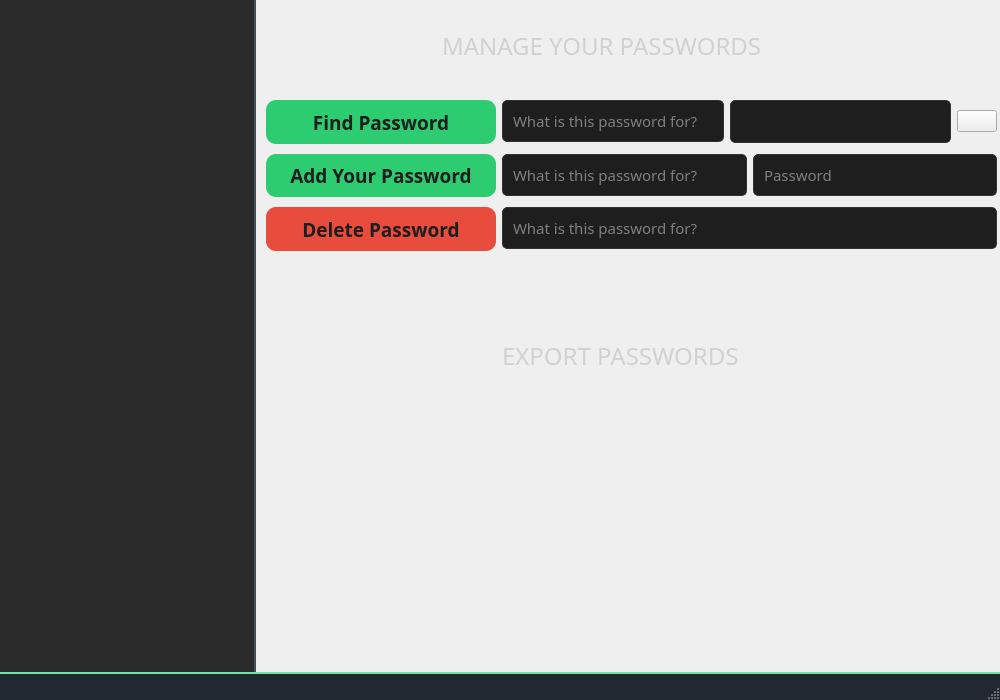
minnesangg/Cerberus, file forms/mainwindow.ui: the form before one commit.
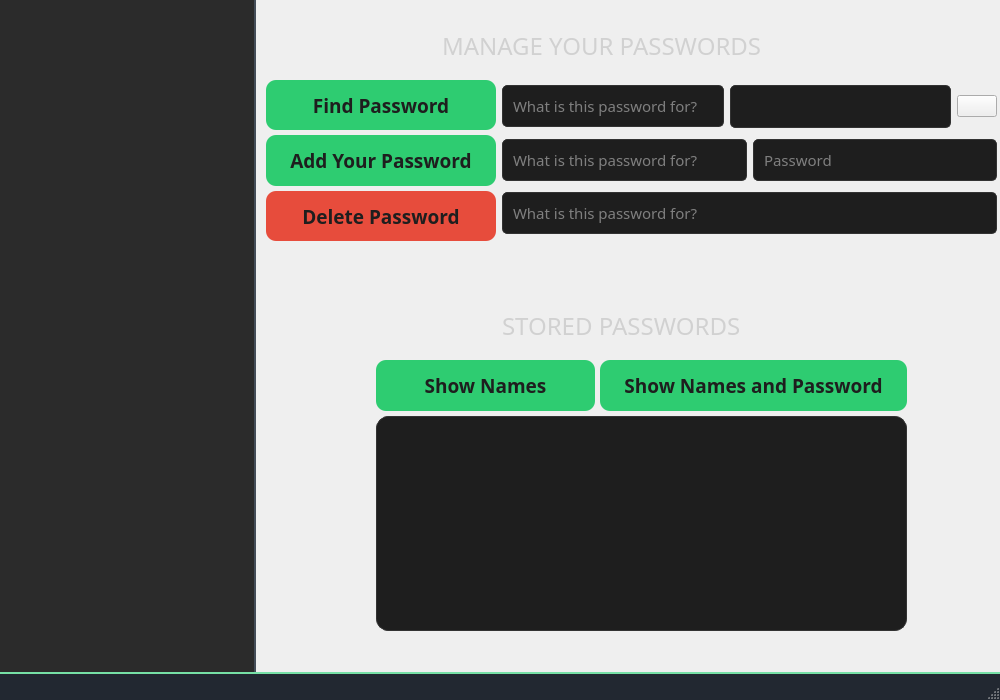
The form after the commit. The open tabs and pages were chosen to show the change. Icons and pictures are not drawn.

Commit message: updated manage-page added show-passwords widgets

```diff
--- a/forms/mainwindow.ui
+++ b/forms/mainwindow.ui
@@ -536,23 +536,23 @@
           <x>10</x>
           <y>80</y>
           <width>731</width>
-          <height>191</height>
+          <height>161</height>
          </rect>
         </property>
         <layout class="QHBoxLayout" name="globalLayout">
          <item>
           <layout class="QVBoxLayout" name="buttonsLayout">
            <property name="spacing">
-            <number>10</number>
+            <number>5</number>
            </property>
            <property name="topMargin">
-            <number>20</number>
+            <number>0</number>
            </property>
            <property name="rightMargin">
             <number>0</number>
            </property>
            <property name="bottomMargin">
-            <number>20</number>
+            <number>0</number>
            </property>
            <item>
             <widget class="QPushButton" name="findButton">
@@ -695,10 +695,10 @@
             <number>0</number>
            </property>
            <property name="topMargin">
-            <number>15</number>
+            <number>0</number>
            </property>
            <property name="bottomMargin">
-            <number>15</number>
+            <number>0</number>
            </property>
            <item>
             <layout class="QHBoxLayout" name="findLayout">
@@ -883,7 +883,7 @@
         <property name="geometry">
          <rect>
           <x>240</x>
-          <y>340</y>
+          <y>310</y>
           <width>301</width>
           <height>41</height>
          </rect>
@@ -901,9 +901,168 @@
 }</string>
         </property>
         <property name="text">
-         <string>EXPORT PASSWORDS</string>
+         <string>STORED PASSWORDS</string>
         </property>
        </widget>
+       <widget class="QWidget" name="verticalLayoutWidget_2">
+        <property name="geometry">
+         <rect>
+          <x>120</x>
+          <y>360</y>
+          <width>531</width>
+          <height>271</height>
+         </rect>
+        </property>
+        <layout class="QVBoxLayout" name="passShowLayout">
+         <property name="spacing">
+          <number>5</number>
+         </property>
+         <item>
+          <layout class="QHBoxLayout" name="namesPassLayout">
+           <property name="bottomMargin">
+            <number>0</number>
+           </property>
+           <item>
+            <widget class="QPushButton" name="showButton">
+             <property name="font">
+              <font>
+               <family>Gill Sans MT</family>
+               <pointsize>14</pointsize>
+               <bold>true</bold>
+              </font>
+             </property>
+             <property name="cursor">
+              <cursorShape>PointingHandCursor</cursorShape>
+             </property>
+             <property name="styleSheet">
+              <string notr="true">QPushButton {
+    background-color: #2ECC71;
+    color: #1e1e1e; 
+    font-weight: bold;
+    border: none;
+    padding: 12px 24px;
+    border-radius: 10px;
+    min-width: 10px;
+    min-height: 5px; 
+    box-shadow: 0 4px 8px rgba(0, 0, 0, 0.1);
+    transition: background-color 0.3s, box-shadow 0.3s;
+}
+
+QPushButton:hover {
+    background-color: #5bbd88;
+    box-shadow: 0 6px 12px rgba(0, 0, 0, 0.2);
+}
+
+QPushButton:pressed {
+    background-color: #4aa97a;
+    box-shadow: none;
+}
+
+</string>
+             </property>
+             <property name="text">
+              <string>Show Names</string>
+             </property>
+            </widget>
+           </item>
+           <item>
+            <widget class="QPushButton" name="showAllButton">
+             <property name="font">
+              <font>
+               <family>Gill Sans MT</family>
+               <pointsize>14</pointsize>
+               <bold>true</bold>
+              </font>
+             </property>
+             <property name="cursor">
+              <cursorShape>PointingHandCursor</cursorShape>
+             </property>
+             <property name="styleSheet">
+              <string notr="true">QPushButton {
+    background-color: #2ECC71;
+    color: #1e1e1e; 
+    font-weight: bold;
+    border: none;
+    padding: 12px 24px;
+    border-radius: 10px;
+    min-width: 10px;
+    min-height: 5px; 
+    box-shadow: 0 4px 8px rgba(0, 0, 0, 0.1);
+    transition: background-color 0.3s, box-shadow 0.3s;
+}
+
+QPushButton:hover {
+    background-color: #5bbd88;
+    box-shadow: 0 6px 12px rgba(0, 0, 0, 0.2);
+}
+
+QPushButton:pressed {
+    background-color: #4aa97a;
+    box-shadow: none;
+}
+
+</string>
+             </property>
+             <property name="text">
+              <string>Show Names and Password</string>
+             </property>
+            </widget>
+           </item>
+          </layout>
+         </item>
+         <item>
+          <layout class="QVBoxLayout" name="textEditLayout">
+           <property name="topMargin">
+            <number>0</number>
+           </property>
+           <item>
+            <layout class="QVBoxLayout" name="verticalLayout">
+             <item>
+              <widget class="QTextEdit" name="passNamesOutput">
+               <property name="font">
+                <font>
+                 <family>Gill Sans MT</family>
+                 <pointsize>12</pointsize>
+                </font>
+               </property>
+               <property name="cursor" stdset="0">
+                <cursorShape>IBeamCursor</cursorShape>
+               </property>
+               <property name="styleSheet">
+                <string notr="true">QTextEdit {
+    background-color: #1E1E1E; 
+    border: 1px solid #333;
+    color: #E0E0E0; 
+    padding: 5px;
+    border-radius: 12px;
+}
+
+QTextEdit::item {
+    background-color: #2A2A2A; 
+    border-radius: 5px;
+    padding: 8px;
+    color: #E0E0E0; 
+}
+
+QListWidget::item:hover {
+    background-color: #444444;
+}
+
+QTextEdit::item:selected {
+    background-color: #2ECC71; 
+    color: #1E1E1E; 
+    font-weight: bold;
+}
+</string>
+               </property>
+              </widget>
+             </item>
+            </layout>
+           </item>
+          </layout>
+         </item>
+        </layout>
+       </widget>
       </widget>
       <widget class="QWidget" name="categoriesPage">
        <layout class="QGridLayout" name="gridLayout"/>
```
Left out of the diff: 2 changed lines with no effect on the pictures. The commit also changes 3 other files.
